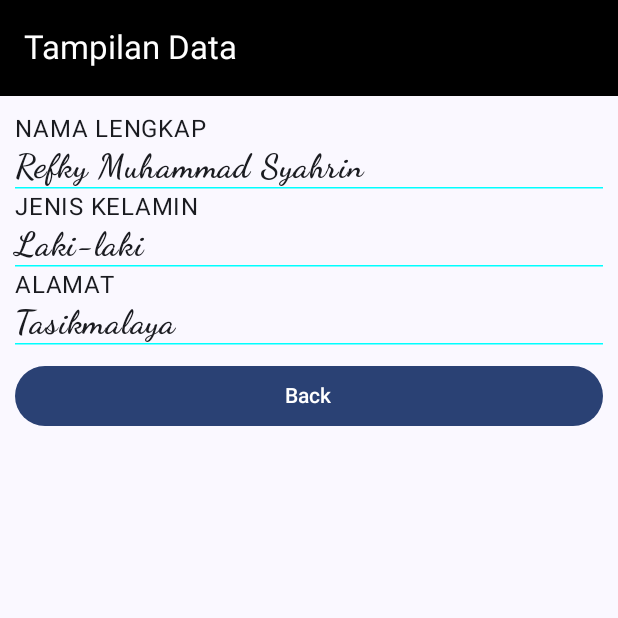
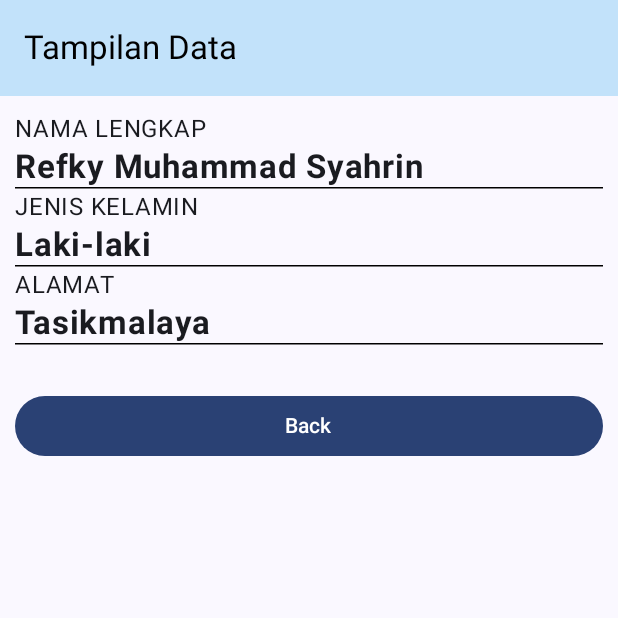
Before and after one commit to refkysyahrin/QuestNavigasiUI_050, an Android app built with Jetpack Compose: the composable TampilData shown on its own in the app's theme, on a phone screen of 412 x 824 dp, the top half of it. Run offline under Robolectric (Android 15) with nearby library versions, the phone set to English and light mode, and no system bars.

Commit message:
Mengganti warna TopAppBar, divider, dan mengganti tipe font

```diff
--- a/app/src/main/java/com/example/questnavigasiui_050/view/TampilData.kt
+++ b/app/src/main/java/com/example/questnavigasiui_050/view/TampilData.kt
@@ -38,8 +38,8 @@ fun TampilData(
     Scaffold (modifier = Modifier,
         topBar = {
             TopAppBar(
-                title = { Text(text = stringResource(id = R.string.tampil), color = Color.White)},
-                colors = TopAppBarDefaults.mediumTopAppBarColors(containerColor = colorResource(id = R.color.black))
+                title = { Text(text = stringResource(id = R.string.tampil), color = Color.Black)},
+                colors = TopAppBarDefaults.mediumTopAppBarColors(containerColor = colorResource(id = R.color.birumuda))
             )
         }){  isiRuang->
         Column(modifier = Modifier.padding(paddingValues = isiRuang),
@@ -48,11 +48,11 @@ fun TampilData(
                 items.forEach { item ->
                     Column {
                         Text(text = item.first.uppercase(), fontSize = 16.sp)
-                        Text(text = item.second, fontWeight = FontWeight.Bold, fontFamily = FontFamily.Cursive, fontSize = 22.sp)
+                        Text(text = item.second, fontWeight = FontWeight.Bold, fontFamily = FontFamily.SansSerif, fontSize = 22.sp)
                     }
-                    HorizontalDivider(thickness = 1.dp, color = Color.Cyan)
+                    HorizontalDivider(thickness = 1.dp, color = Color.Black)
                 }
-                Spacer(modifier = Modifier.height(height = 10.dp))
+                Spacer(modifier = Modifier.height(height = 30.dp))
                 Button(
                     modifier = Modifier.fillMaxWidth(),
                     onClick = onBackBtnClick) {
```
